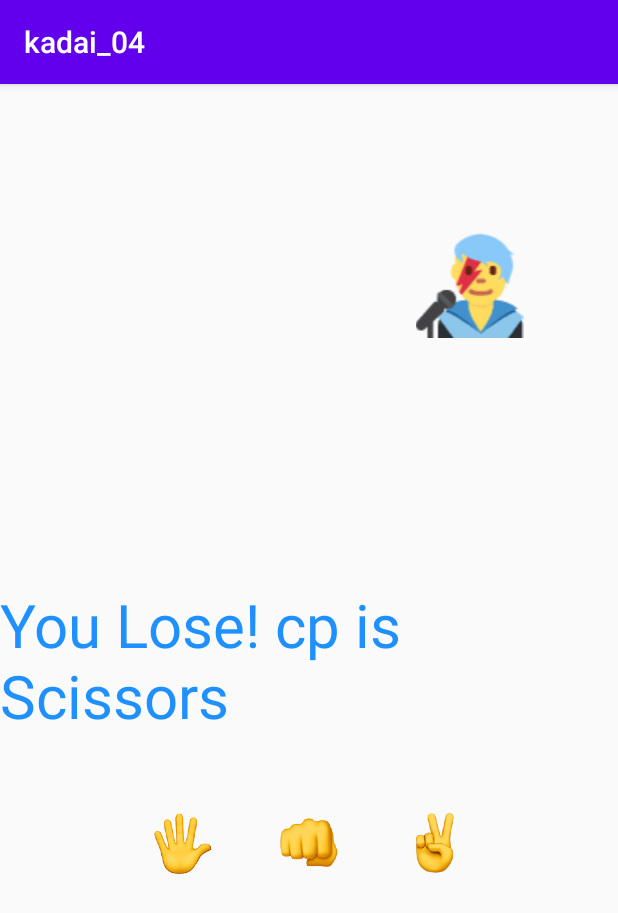
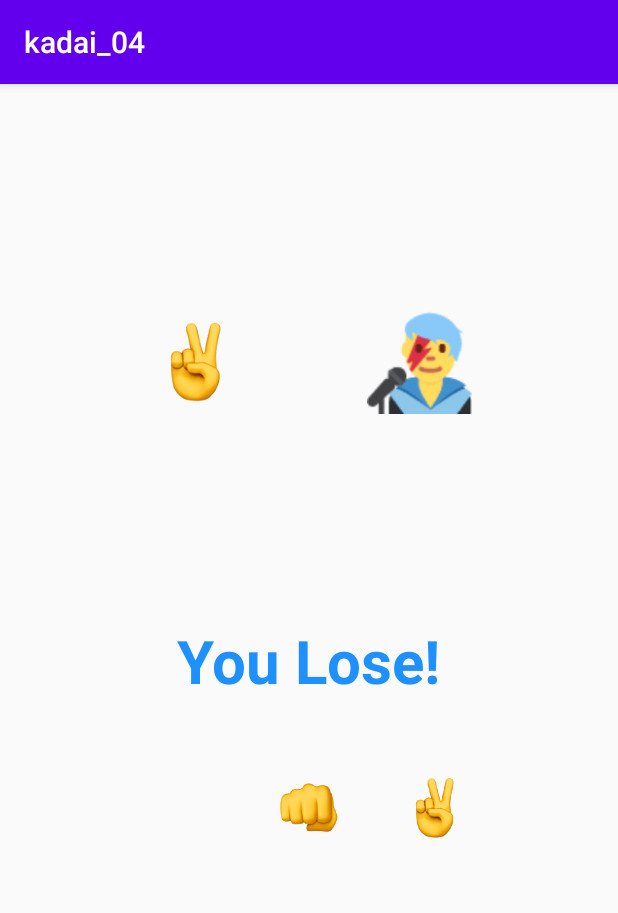
Before and after one commit to ryo1443/mobile_Ryo, an Android app: the screen it shows after launch (MainActivity), after a tap on "TODO", on a phone screen of 412 x 824 dp. Shown: the top 913 px of the screen. Run offline under Robolectric (Android 15) with nearby library versions, the phone set to English and light mode, and no system bars.

Commit message:
じゃんけん機能の完成 画像のロールの完成 ボタンアニメーションの完成

```diff
--- a/kadai_04/app/src/main/java/com/e/kadai_04/MainActivity.kt
+++ b/kadai_04/app/src/main/java/com/e/kadai_04/MainActivity.kt
@@ -1,6 +1,9 @@
 package com.e.kadai_04
 
 import android.os.Bundle
+import android.os.Handler
+import android.view.animation.AlphaAnimation
+import android.widget.ImageButton
 import androidx.appcompat.app.AppCompatActivity
 import kotlinx.android.synthetic.main.activity_main.*
 
@@ -12,12 +15,15 @@ class MainActivity : AppCompatActivity() {
         setContentView(R.layout.activity_main)
 
         Paper_btn.setOnClickListener {
+            button_anim(Paper_btn)
             janken(Hand.Paper)
         }
         Rock_btn.setOnClickListener {
+            button_anim(Rock_btn)
             janken(Hand.Rock)
         }
         Scissors_btn.setOnClickListener {
+            button_anim(Scissors_btn)
             janken(Hand.Scissors)
         }
     }
@@ -25,24 +31,72 @@ class MainActivity : AppCompatActivity() {
     fun janken(HandType:Hand){
         val cp =(0..2).random()
         var CP:Hand?=null
+        var image:Int=R.drawable.paper
 
         when(cp){
-            0->{CP=Hand.Rock}
-            1->{CP=Hand.Scissors}
-            2->{CP=Hand.Paper}
+            0-> {
+                CP = Hand.Rock
+                image = R.drawable.rock
+            }
+            1->{CP=Hand.Scissors
+                image = R.drawable.scissorce
+            }
+            2->{CP=Hand.Paper
+                image = R.drawable.paper
+            }
         }
         CP?.let{
             if(HandType==it){
-                textView.text="You ${Result.Draw}! cp is $it" //あいこ
+                hand_anim(it,image,Result.Draw)//あいこ
             }else if((HandType==Hand.Rock && it==Hand.Scissors)||(HandType==Hand.Scissors && it==Hand.Paper)||(HandType==Hand.Paper && it==Hand.Rock)){
-                textView.text="You ${Result.Win}! cp is $it"  //勝ち
+                hand_anim(it,image,Result.Win)//勝ち
             }else{
-                textView.text="You ${Result.Lose}! cp is $it"  //負け
+                hand_anim(it,image,Result.Lose)//負け
             }
         }
         if(CP==null) textView.text="Error"
     }
+
+    fun hand_anim(CP:Hand,image:Int,result: Result){
+        var handler=Handler()
+        var runnable= Runnable {}
+        var i=0
+
+        runnable= Runnable {
+            i++
+            if (i % 3 == 0) {
+                ResultImage.setImageResource(R.drawable.paper)
+            } else if (i % 3 == 1) {
+                ResultImage.setImageResource(R.drawable.rock)
+            } else if (i % 3 == 2) {
+                ResultImage.setImageResource(R.drawable.scissorce)
+            }
+
+            if(i>=20){
+                handler.removeCallbacks(runnable)
+                textView.text="You ${result}!"
+                ResultImage.setImageResource(image)
+            }else{
+                handler.postDelayed(runnable, 100)
+                textView.text="JANKEN..."
+            }
+        }
+        handler.post(runnable)
+    }
+
+    fun button_anim(imagebutton: ImageButton) {
+            val fadeinAnim = AlphaAnimation(0.0f, 1.0f)
+            val fadeoutAnim = AlphaAnimation(1.0f, 0.0f)
+
+            fadeoutAnim.duration = 500
+            fadeoutAnim.fillAfter = true
+            imagebutton.animation = fadeoutAnim
+            fadeinAnim.duration = 500
+            fadeinAnim.fillAfter = true
+            imagebutton.animation = fadeinAnim
+    }
 }
+
 enum class Hand{
     Rock,
     Paper,
@@ -54,8 +108,3 @@ enum class Result{
     Lose,
     Draw
 }
-class Test:AppCompatActivity(){
-    fun test(){
-        textView.text="test"
-    }
-}
--- a/kadai_04/app/src/main/res/layout/activity_main.xml
+++ b/kadai_04/app/src/main/res/layout/activity_main.xml
@@ -13,6 +13,7 @@
         android:text="@string/janken"
         android:textColor="#1E90FF"
         android:textSize="40sp"
+        android:textStyle="bold"
         app:layout_constraintBottom_toBottomOf="parent"
         app:layout_constraintLeft_toLeftOf="parent"
         app:layout_constraintRight_toRightOf="parent"
@@ -20,13 +21,14 @@
 
     <ImageView
         android:id="@+id/Singer"
-        android:layout_width="106dp"
-        android:layout_height="0dp"
-        android:layout_marginEnd="46dp"
-        android:layout_marginBottom="164dp"
+        android:layout_width="70dp"
+        android:layout_height="70dp"
+        android:layout_marginTop="150dp"
+        android:layout_marginEnd="90dp"
         android:contentDescription="TODO"
-        app:layout_constraintBottom_toTopOf="@+id/textView"
         app:layout_constraintEnd_toEndOf="parent"
+        app:layout_constraintStart_toEndOf="@+id/ResultImage"
+        app:layout_constraintTop_toTopOf="parent"
         app:srcCompat="@drawable/singer" />
 
     <ImageButton
@@ -71,5 +73,18 @@
         app:layout_constraintTop_toBottomOf="@+id/textView"
         app:srcCompat="@drawable/scissorce" />
 
+    <ImageView
+        android:id="@+id/ResultImage"
+        android:layout_width="70dp"
+        android:layout_height="70dp"
+        android:layout_marginStart="90dp"
+        android:layout_marginTop="150dp"
+        android:layout_marginEnd="70dp"
+        app:layout_constraintEnd_toStartOf="@+id/Singer"
+        app:layout_constraintHorizontal_bias="0.949"
+        app:layout_constraintStart_toStartOf="parent"
+        app:layout_constraintTop_toTopOf="parent"
+        app:srcCompat="@drawable/paper" />
+
 
 </androidx.constraintlayout.widget.ConstraintLayout>
```
